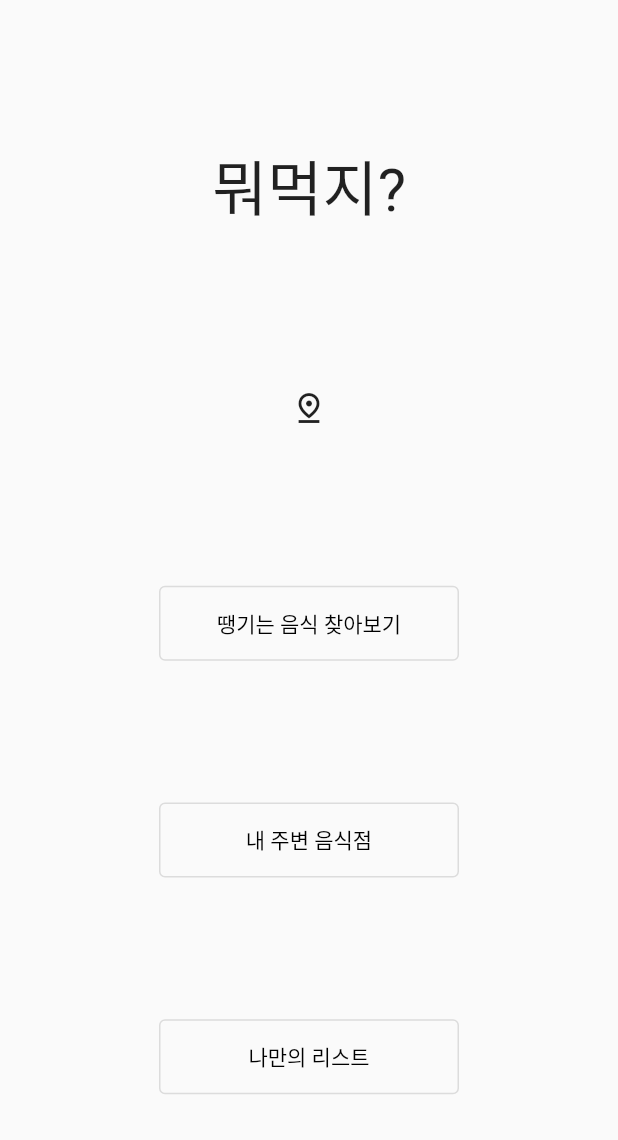
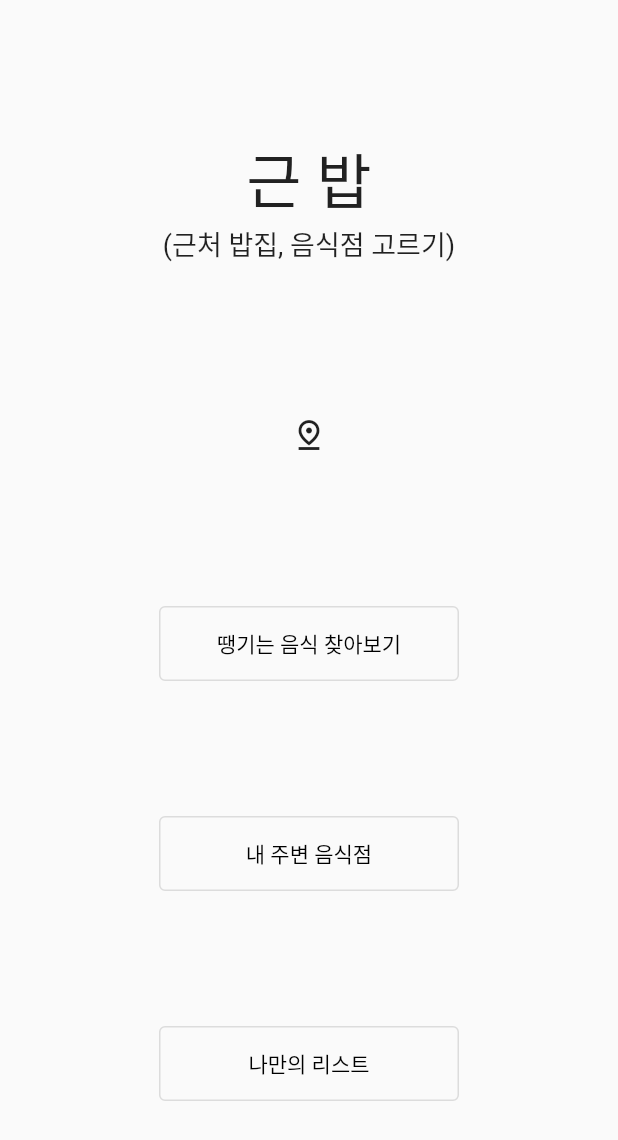
Before and after one commit to wanja727/ship_bob, a Flutter app: the screen it shows after launch, on a phone screen of 412 x 824 dp. Shown: the top 1140 px of the screen. Run offline on Flutter 3.47's test engine with Material 2 defaults, Android fonts, the light colour scheme and no system bars; our stand-ins replace flutter_riverpod, geolocator; missing offline and left inert: clickable_list_wheel_view, dart:html, webviewx.

```diff
--- a/lib/screens/main.dart
+++ b/lib/screens/main.dart
@@ -131,7 +131,8 @@ class HomePageState extends ConsumerState<HomePage> {
         mainAxisAlignment: MainAxisAlignment.spaceEvenly,
         crossAxisAlignment: CrossAxisAlignment.center,
         children: [
-          Text('뭐먹지?', style: TextStyle(fontSize: 40)),
+          Column(mainAxisAlignment: MainAxisAlignment.center,
+              children: const [Text('근 밥', style: TextStyle(fontSize: 40)),Text('(근처 밥집, 음식점 고르기)', style: TextStyle(fontSize: 18))]),
           Row(
             mainAxisAlignment: MainAxisAlignment.center,
             children: [
```
Also changed, not shown: lib/kakaomap_api.dart (+1 -6 lines), lib/screens/near_restaurants.dart (+25 -6 lines).
